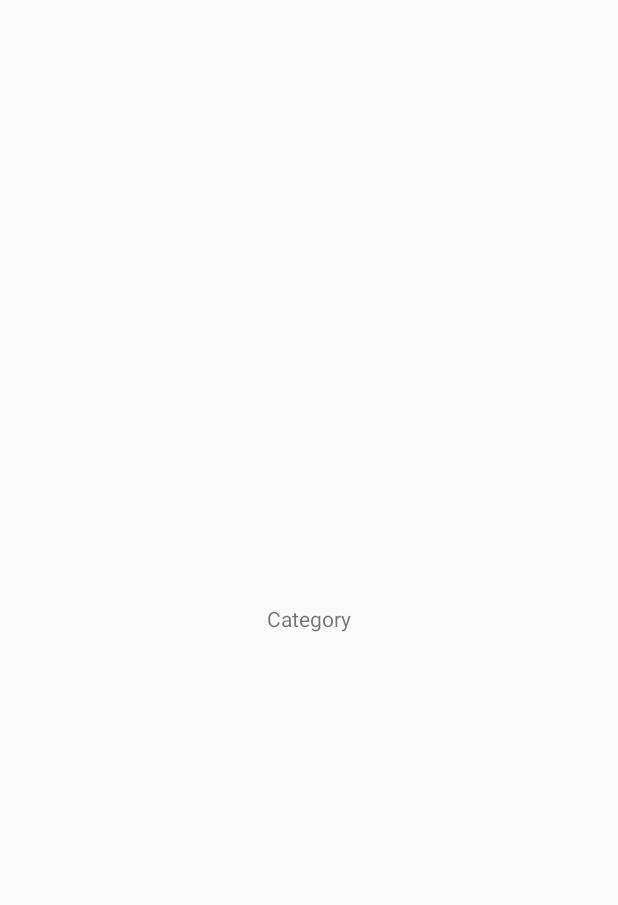
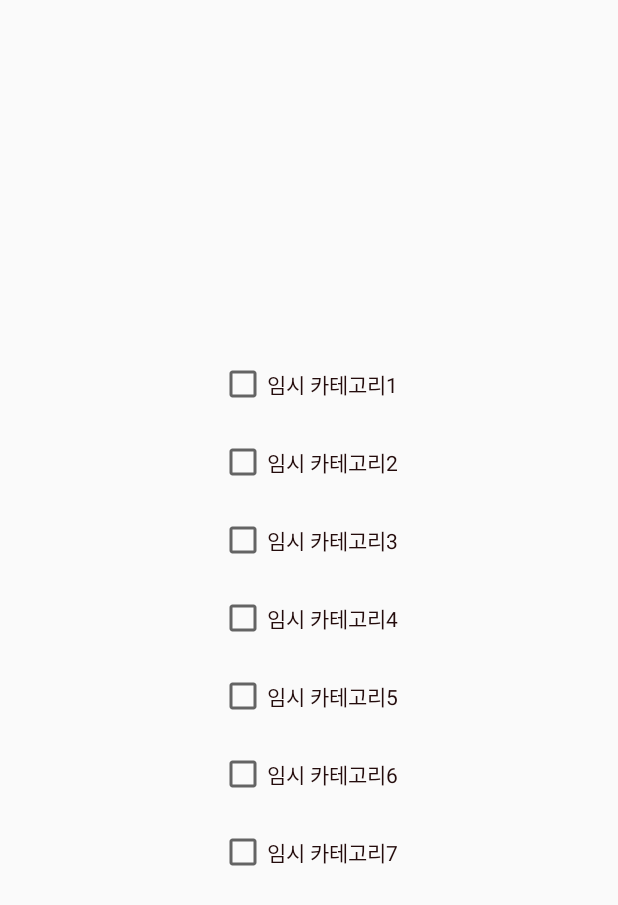
Before and after one commit to pubmbro1/capston, an Android app: the CategoryActivity screen opened directly, with no data from a screen before it, on a phone screen of 412 x 824 dp. Before the commit the part shown is almost empty. Shown: the top 905 px of the screen. Run offline under Robolectric (Android 15) with nearby library versions, the phone set to English and light mode, and no system bars; 2 statements that could not run were skipped.

Commit message:
category

```diff
--- a/WhatIsThisDog/app/src/main/java/kr/ac/mju/capston/whatisthisdog/AlbumActivity.java
+++ b/WhatIsThisDog/app/src/main/java/kr/ac/mju/capston/whatisthisdog/AlbumActivity.java
@@ -72,7 +72,7 @@ public class AlbumActivity extends AppCompatActivity {
         });
 
         //새로고침 (수정필요)
-        fm = new FileManager("album.txt");
+        fm = new FileManager(this,"album.txt");
         b_refresh = findViewById(R.id.b_refresh);
         b_refresh.setOnClickListener(new View.OnClickListener() {
             @Override
--- a/WhatIsThisDog/app/src/main/java/kr/ac/mju/capston/whatisthisdog/CameraActivity.java
+++ b/WhatIsThisDog/app/src/main/java/kr/ac/mju/capston/whatisthisdog/CameraActivity.java
@@ -198,7 +198,7 @@ public class CameraActivity extends AppCompatActivity implements SurfaceHolder.C
         }
 
 
-        fm = new FileManager("album.txt");
+        fm = new FileManager(this,"album.txt");
 
         // 텍스트 파일에 정보 저장
         String testStr = fileName +  "#"
--- a/WhatIsThisDog/app/src/main/java/kr/ac/mju/capston/whatisthisdog/CategoryActivity.java
+++ b/WhatIsThisDog/app/src/main/java/kr/ac/mju/capston/whatisthisdog/CategoryActivity.java
@@ -2,13 +2,66 @@ package kr.ac.mju.capston.whatisthisdog;
 
 import androidx.appcompat.app.AppCompatActivity;
 
+import android.content.Intent;
+import android.graphics.Color;
 import android.os.Bundle;
+import android.util.Log;
+import android.view.View;
+import android.widget.CheckBox;
+import android.widget.TextView;
+
+import java.util.HashMap;
 
 public class CategoryActivity extends AppCompatActivity {
+
+    private HashMap<String, Boolean> categoryList;
+    private CheckBox checkBox;
 
     @Override
     protected void onCreate(Bundle savedInstanceState) {
         super.onCreate(savedInstanceState);
         setContentView(R.layout.activity_category);
+
+        //메인에서 카테고리 리스트 받음
+        Intent intent = getIntent();
+        categoryList = (HashMap<String, Boolean>)  intent.getExtras().getSerializable("categorylist");;
+
+        //카테고리 클릭시 이벤트 처리
+        View.OnClickListener categoryClickListener = new View.OnClickListener() {
+            @Override
+            public void onClick(View view) {
+                checkBox = findViewById(view.getId());
+
+                //선택시 카테고리 리스트의 해당 값 true / false
+                if( checkBox.isChecked()){
+                    categoryList.put(checkBox.getText().toString(), true);
+                }
+                else{
+                    categoryList.put(checkBox.getText().toString(), false);
+                }
+            }
+        };
+
+        //xml set
+        for(int i=1;i<8;i++){
+            int categoryID = getResources().getIdentifier( "category" + String.valueOf(i), "id", getPackageName());
+            String categoryString = getString(getResources().getIdentifier( "category" + String.valueOf(i), "string", getPackageName()));
+
+            checkBox = findViewById(categoryID);
+            checkBox.setText(categoryString);
+
+            //카테고리 리스트에서 value 값에 따라 true/false
+            if(categoryList.get(categoryString)){
+                checkBox.setChecked(true);
+            }else{
+                checkBox.setChecked(false);
+            }
+            checkBox.setOnClickListener(categoryClickListener);
+        }
+
+        //액티비티 종료시 리스트를 메인에 반환
+        Intent resultintent = new Intent();
+        resultintent.putExtra("categorylist", categoryList);
+        setResult(RESULT_OK, resultintent);
     }
 }
--- a/WhatIsThisDog/app/src/main/java/kr/ac/mju/capston/whatisthisdog/DogInfoActivity.java
+++ b/WhatIsThisDog/app/src/main/java/kr/ac/mju/capston/whatisthisdog/DogInfoActivity.java
@@ -30,6 +30,7 @@ public class DogInfoActivity extends AppCompatActivity {
         name = findViewById(R.id.info_name);
         desc = findViewById(R.id.info_desc);
 
+        //경로로 이미지 불러오기, 사전에서 호출시 변경해야함 (예정)
         String photoPath = FileManager.getPath() + "/" + item.getDogImage();
         Glide.with(this)
                 .load(photoPath)
--- a/WhatIsThisDog/app/src/main/res/layout/activity_category.xml
+++ b/WhatIsThisDog/app/src/main/res/layout/activity_category.xml
@@ -6,13 +6,67 @@
     android:layout_height="match_parent"
     tools:context=".CategoryActivity">
 
-    <TextView
-        android:id="@+id/textView3"
-        android:layout_width="wrap_content"
-        android:layout_height="wrap_content"
-        android:text="Category"
-        app:layout_constraintBottom_toBottomOf="parent"
-        app:layout_constraintEnd_toEndOf="parent"
-        app:layout_constraintStart_toStartOf="parent"
-        app:layout_constraintTop_toTopOf="parent" />
+    <LinearLayout
+        android:layout_width="match_parent"
+        android:layout_height="match_parent"
+        android:gravity="center"
+        android:orientation="vertical">
+
+        <CheckBox
+            android:id="@+id/category1"
+            android:layout_width="wrap_content"
+            android:layout_height="wrap_content"
+            android:layout_margin="10dp"
+            android:text="category1"
+            android:textColor="#F51B0202" />
+
+        <CheckBox
+            android:id="@+id/category2"
+            android:layout_width="wrap_content"
+            android:layout_height="wrap_content"
+            android:layout_margin="10dp"
+            android:text="category2"
+            android:textColor="#F51B0202" />
+
+        <CheckBox
+            android:id="@+id/category3"
+            android:layout_width="wrap_content"
+            android:layout_height="wrap_content"
+            android:layout_margin="10dp"
+            android:text="category3"
+            android:textColor="#F51B0202" />
+
+        <CheckBox
+            android:id="@+id/category4"
+            android:layout_width="wrap_content"
+            android:layout_height="wrap_content"
+            android:layout_margin="10dp"
+            android:text="category4"
+            android:textColor="#F51B0202" />
+
+        <CheckBox
+            android:id="@+id/category5"
+            android:layout_width="wrap_content"
+            android:layout_height="wrap_content"
+            android:layout_margin="10dp"
+            android:text="category5"
+            android:textColor="#F51B0202" />
+
+        <CheckBox
+            android:id="@+id/category6"
+            android:layout_width="wrap_content"
+            android:layout_height="wrap_content"
+            android:layout_margin="10dp"
+            android:text="category6"
+            android:textColor="#F51B0202" />
+
+        <CheckBox
+            android:id="@+id/category7"
+            android:layout_width="wrap_content"
+            android:layout_height="wrap_content"
+            android:layout_margin="10dp"
+            android:text="category7"
+            android:textColor="#F51B0202" />
+
+    </LinearLayout>
 </androidx.constraintlayout.widget.ConstraintLayout>
```
Also changed, not shown: WhatIsThisDog/app/src/main/java/kr/ac/mju/capston/whatisthisdog/DataSet.java (+25 -2 lines), WhatIsThisDog/app/src/main/java/kr/ac/mju/capston/whatisthisdog/FileManager.java (+85 -18 lines), WhatIsThisDog/app/src/main/java/kr/ac/mju/capston/whatisthisdog/MainActivity.java (+9 -4 lines), WhatIsThisDog/app/src/main/res/values/strings.xml (+7 -0 lines).
